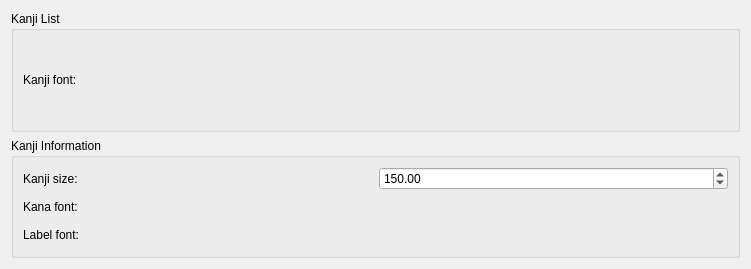
Before: the Qt Designer form kanjibrowser/preferences.ui in KDE/kiten, drawn with Qt 5.
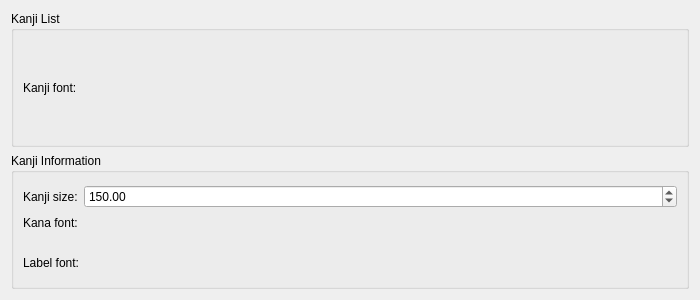
After: the same form once the commit is applied. Custom widgets are drawn as their Qt base class.

Commit message: Changed from horizontal to form layouts.

The edit to the form file:
```diff
--- a/kanjibrowser/preferences.ui
+++ b/kanjibrowser/preferences.ui
@@ -6,8 +6,8 @@
    <rect>
     <x>0</x>
     <y>0</y>
-    <width>751</width>
-    <height>269</height>
+    <width>700</width>
+    <height>300</height>
    </rect>
   </property>
   <property name="windowTitle">
@@ -21,8 +21,14 @@
      </property>
      <layout class="QVBoxLayout" name="verticalLayout_2">
       <item>
-       <layout class="QHBoxLayout" name="horizontalLayout">
-        <item>
+       <layout class="QFormLayout" name="formLayout">
+        <property name="labelAlignment">
+         <set>Qt::AlignLeading|Qt::AlignLeft|Qt::AlignVCenter</set>
+        </property>
+        <property name="formAlignment">
+         <set>Qt::AlignLeading|Qt::AlignLeft|Qt::AlignVCenter</set>
+        </property>
+        <item row="0" column="0">
          <widget class="QLabel" name="_kanjiListFontLabel">
           <property name="toolTip">
            <string>The font for the main kanji/kana entry in list view</string>
@@ -33,9 +39,12 @@
           <property name="text">
            <string>Kanji font:</string>
           </property>
+          <property name="alignment">
+           <set>Qt::AlignBottom|Qt::AlignLeading|Qt::AlignLeft</set>
+          </property>
          </widget>
         </item>
-        <item>
+        <item row="0" column="1">
          <widget class="KFontRequester" name="kcfg_kanjiListFont">
           <property name="toolTip">
            <string/>
@@ -70,15 +79,27 @@
      </property>
      <layout class="QVBoxLayout" name="verticalLayout_3">
       <item>
-       <layout class="QHBoxLayout" name="horizontalLayout_2">
-        <item>
+       <layout class="QFormLayout" name="formLayout_2">
+        <property name="labelAlignment">
+         <set>Qt::AlignCenter</set>
+        </property>
+        <property name="formAlignment">
+         <set>Qt::AlignLeading|Qt::AlignLeft|Qt::AlignVCenter</set>
+        </property>
+        <property name="leftMargin">
+         <number>0</number>
+        </property>
+        <property name="rightMargin">
+         <number>0</number>
+        </property>
+        <item row="0" column="0">
          <widget class="QLabel" name="_kanjiSizeLabel">
           <property name="text">
            <string>Kanji size:</string>
           </property>
          </widget>
         </item>
-        <item>
+        <item row="0" column="1">
          <widget class="QDoubleSpinBox" name="kcfg_kanjiSize">
           <property name="maximum">
            <double>999.990000000000009</double>
@@ -91,15 +112,18 @@
        </layout>
       </item>
       <item>
-       <layout class="QHBoxLayout" name="horizontalLayout_3">
-        <item>
+       <layout class="QFormLayout" name="formLayout_3">
+        <property name="formAlignment">
+         <set>Qt::AlignHCenter|Qt::AlignTop</set>
+        </property>
+        <item row="0" column="0">
          <widget class="QLabel" name="_kanaFontLabel">
           <property name="text">
            <string>Kana font:</string>
           </property>
          </widget>
         </item>
-        <item>
+        <item row="0" column="1">
          <widget class="KFontRequester" name="kcfg_kanaFont">
           <property name="sampleText">
            <string>かな</string>
@@ -118,15 +142,18 @@
        </layout>
       </item>
       <item>
-       <layout class="QHBoxLayout" name="horizontalLayout_4">
-        <item>
+       <layout class="QFormLayout" name="formLayout_4">
+        <property name="formAlignment">
+         <set>Qt::AlignLeading|Qt::AlignLeft|Qt::AlignVCenter</set>
+        </property>
+        <item row="0" column="0">
          <widget class="QLabel" name="_labelFontLabel">
           <property name="text">
            <string>Label font:</string>
           </property>
          </widget>
         </item>
-        <item>
+        <item row="0" column="1">
          <widget class="KFontRequester" name="kcfg_labelFont">
           <property name="font">
            <font>
```
